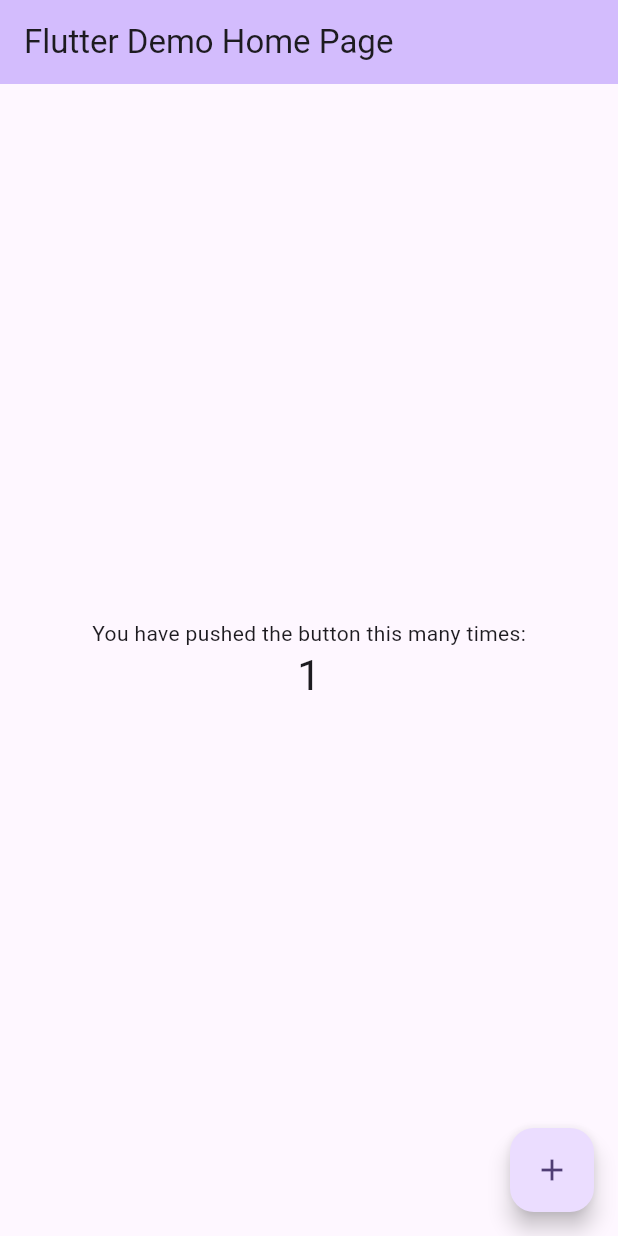
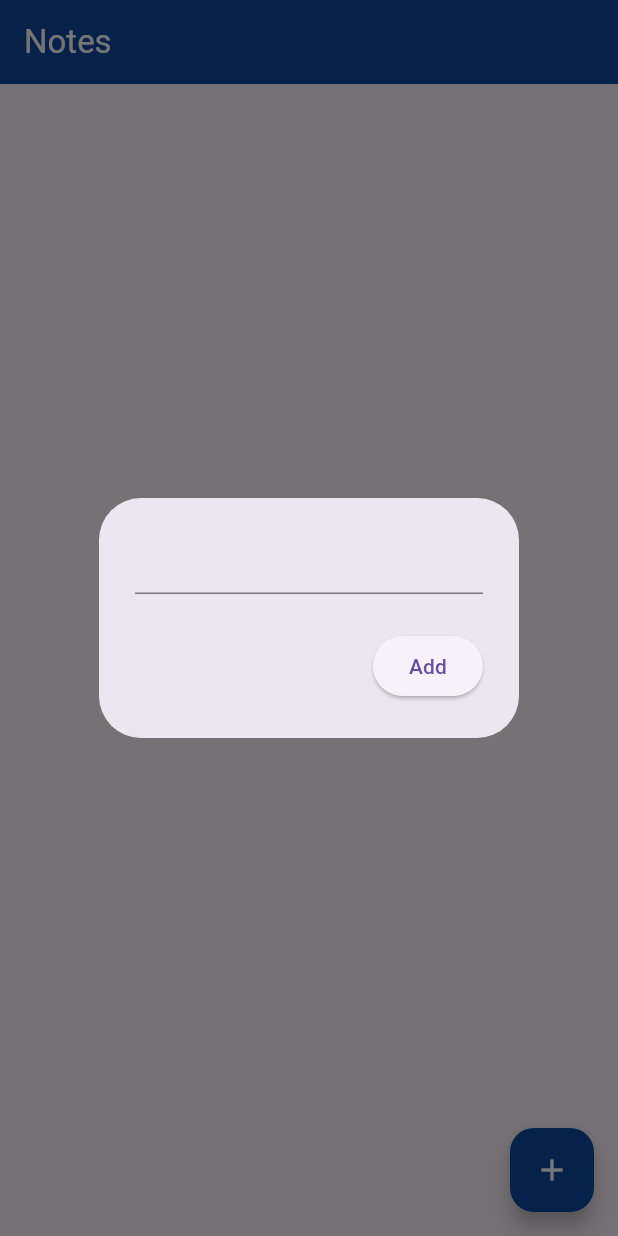
Before and after one commit to DavidDontKnow/crud_app, a Flutter app: the screen it shows after launch, after a tap on the "add" icon, on a phone screen of 412 x 824 dp. Run offline on Flutter 3.47's test engine with Material 3 defaults, Android fonts, the phone set to English and light mode, and no system bars; our stand-ins replace cloud_firestore, firebase_core; accounts and stored records are empty.

Commit message:
Finished CRUD

```diff
--- /dev/null
+++ b/lib/Pages/HomePage.dart
@@ -0,0 +1,105 @@
+import 'package:cloud_firestore/cloud_firestore.dart';
+import 'package:crud_app/services/firestore.dart';
+import 'package:flutter/material.dart';
+
+class HomePage extends StatefulWidget {
+  HomePage({Key? key}) : super(key: key);
+
+  final FirestoreService firestoreService = FirestoreService();
+
+  @override
+  State<HomePage> createState() => _HomePageState();
+}
+
+class _HomePageState extends State<HomePage> {
+  //text controller for the note
+  final TextEditingController textController = TextEditingController();
+
+  void openNoteBox({String? docID}) {
+    showDialog(
+        context: context,
+        builder: (context) => AlertDialog(
+              content: TextField(
+                controller: textController,
+              ),
+              actions: [
+                //button to save the note
+                ElevatedButton(
+                    onPressed: () {
+                      //add new note
+                      if (docID == null) {
+                        widget.firestoreService.addNote(textController.text);
+                      } else {
+                        //update the note
+                        widget.firestoreService
+                            .updateNote(docID, textController.text);
+                      }
+                      //clear the text field
+                      textController.clear();
+                      //close the dialog
+                      Navigator.of(context).pop();
+                    },
+                    child: const Text('Add'))
+              ],
+            ));
+  }
+
+  @override
+  Widget build(BuildContext context) {
+    return Scaffold(
+      appBar: AppBar(
+        title: const Text('Notes'),
+        backgroundColor: Colors.blue[900],
+        foregroundColor: Colors.white,
+      ),
+      floatingActionButton: FloatingActionButton(
+        onPressed: openNoteBox,
+        backgroundColor: Colors.blue[900],
+        foregroundColor: Colors.white,
+        child: const Icon(Icons.add),
+      ),
+      body: StreamBuilder<QuerySnapshot>(
+          stream: FirestoreService().getNotesStream(),
+          builder: (context, snapshot) {
+            if (snapshot.hasData) {
+              List notesList = snapshot.data!.docs;
+
+              //display the notesList
+              return ListView.builder(
+                itemCount: notesList.length,
+                itemBuilder: (context, index) {
+                  //get each individual note
+                  DocumentSnapshot document = notesList[index];
+                  String docID = document.id;
+
+                  //get note from each document
+                  Map<String, dynamic> data =
+                      document.data() as Map<String, dynamic>;
+                  String noteText = data['content'];
+
+                  //display the note as list tile
+                  return ListTile(
+                      title: Text(noteText),
+                      trailing: Row(
+                        mainAxisSize: MainAxisSize.min,
+                        children: [
+                          IconButton(
+                              onPressed: () => openNoteBox(docID: docID),
+                              icon: const Icon(Icons.edit)),
+                          IconButton(
+                              onPressed: () =>
+                                  widget.firestoreService.deleteNote(docID),
+                              icon: const Icon(Icons.delete)),
+                        ],
+                      ));
+                },
+              );
+            } else {
+              return const Center(
+                child: CircularProgressIndicator(),
+              );
+            }
+          }),
+    );
+  }
+}
--- a/lib/main.dart
+++ b/lib/main.dart
@@ -1,6 +1,7 @@
 import 'package:flutter/material.dart';
 import 'package:firebase_core/firebase_core.dart';
 import 'firebase_options.dart';
+import 'Pages/HomePage.dart';
 
 void main() async {
   WidgetsFlutterBinding.ensureInitialized();
@@ -11,121 +12,13 @@ void main() async {
 }
 
 class MyApp extends StatelessWidget {
-  const MyApp({super.key});
+  const MyApp({Key? key}) : super(key: key);
 
-  // This widget is the root of your application.
   @override
   Widget build(BuildContext context) {
     return MaterialApp(
-      title: 'Flutter Demo',
-      theme: ThemeData(
-        // This is the theme of your application.
-        //
-        // TRY THIS: Try running your application with "flutter run". You'll see
-        // the application has a purple toolbar. Then, without quitting the app,
-        // try changing the seedColor in the colorScheme below to Colors.green
-        // and then invoke "hot reload" (save your changes or press the "hot
-        // reload" button in a Flutter-supported IDE, or press "r" if you used
-        // the command line to start the app).
-        //
-        // Notice that the counter didn't reset back to zero; the application
-        // state is not lost during the reload. To reset the state, use hot
-        // restart instead.
-        //
-        // This works for code too, not just values: Most code changes can be
-        // tested with just a hot reload.
-        colorScheme: ColorScheme.fromSeed(seedColor: Colors.deepPurple),
-        useMaterial3: true,
-      ),
-      home: const MyHomePage(title: 'Flutter Demo Home Page'),
+      debugShowCheckedModeBanner: false,
+      home: HomePage(),
     );
   }
 }
-
-class MyHomePage extends StatefulWidget {
-  const MyHomePage({super.key, required this.title});
-
-  // This widget is the home page of your application. It is stateful, meaning
-  // that it has a State object (defined below) that contains fields that affect
-  // how it looks.
-
-  // This class is the configuration for the state. It holds the values (in this
-  // case the title) provided by the parent (in this case the App widget) and
-  // used by the build method of the State. Fields in a Widget subclass are
-  // always marked "final".
-
-  final String title;
-
-  @override
-  State<MyHomePage> createState() => _MyHomePageState();
-}
-
-class _MyHomePageState extends State<MyHomePage> {
-  int _counter = 0;
-
-  void _incrementCounter() {
-    setState(() {
-      // This call to setState tells the Flutter framework that something has
-      // changed in this State, which causes it to rerun the build method below
-      // so that the display can reflect the updated values. If we changed
-      // _counter without calling setState(), then the build method would not be
-      // called again, and so nothing would appear to happen.
-      _counter++;
-    });
-  }
-
-  @override
-  Widget build(BuildContext context) {
-    // This method is rerun every time setState is called, for instance as done
-    // by the _incrementCounter method above.
-    //
-    // The Flutter framework has been optimized to make rerunning build methods
-    // fast, so that you can just rebuild anything that needs updating rather
-    // than having to individually change instances of widgets.
-    return Scaffold(
-      appBar: AppBar(
-        // TRY THIS: Try changing the color here to a specific color (to
-        // Colors.amber, perhaps?) and trigger a hot reload to see the AppBar
-        // change color while the other colors stay the same.
-        backgroundColor: Theme.of(context).colorScheme.inversePrimary,
-        // Here we take the value from the MyHomePage object that was created by
-        // the App.build method, and use it to set our appbar title.
-        title: Text(widget.title),
-      ),
-      body: Center(
-        // Center is a layout widget. It takes a single child and positions it
-        // in the middle of the parent.
-        child: Column(
-          // Column is also a layout widget. It takes a list of children and
-          // arranges them vertically. By default, it sizes itself to fit its
-          // children horizontally, and tries to be as tall as its parent.
-          //
-          // Column has various properties to control how it sizes itself and
-          // how it positions its children. Here we use mainAxisAlignment to
-          // center the children vertically; the main axis here is the vertical
-          // axis because Columns are vertical (the cross axis would be
-          // horizontal).
-          //
-          // TRY THIS: Invoke "debug painting" (choose the "Toggle Debug Paint"
-          // action in the IDE, or press "p" in the console), to see the
-          // wireframe for each widget.
-          mainAxisAlignment: MainAxisAlignment.center,
-          children: <Widget>[
-            const Text(
-              'You have pushed the button this many times:',
-            ),
-            Text(
-              '$_counter',
-              style: Theme.of(context).textTheme.headlineMedium,
-            ),
-          ],
-        ),
-      ),
-      floatingActionButton: FloatingActionButton(
-        onPressed: _incrementCounter,
-        tooltip: 'Increment',
-        child: const Icon(Icons.add),
-      ), // This trailing comma makes auto-formatting nicer for build methods.
-    );
-  }
-}
--- /dev/null
+++ b/lib/services/firestore.dart
@@ -0,0 +1,38 @@
+import 'package:cloud_firestore/cloud_firestore.dart';
+
+class FirestoreService {
+//get collection of notes
+  final CollectionReference notes =
+      FirebaseFirestore.instance.collection('notes');
+
+//create a new note
+  Future<void> addNote(String content) {
+    return notes.add({
+      'content': content,
+      'timestamp': Timestamp.now(),
+    });
+  }
+
+//read a note
+  Stream<QuerySnapshot> getNotesStream() {
+    final notesStream =
+        notes.orderBy('timestamp', descending: true).snapshots();
+
+    return notesStream;
+  }
+
+//update a note
+
+  Future<void> updateNote(String docID, String newNote) {
+    return notes.doc(docID).update({
+      'content': newNote,
+      'timestamp': Timestamp.now(),
+    });
+  }
+
+//delete a note
+
+  Future<void> deleteNote(String docID) {
+    return notes.doc(docID).delete();
+  }
+}
```
